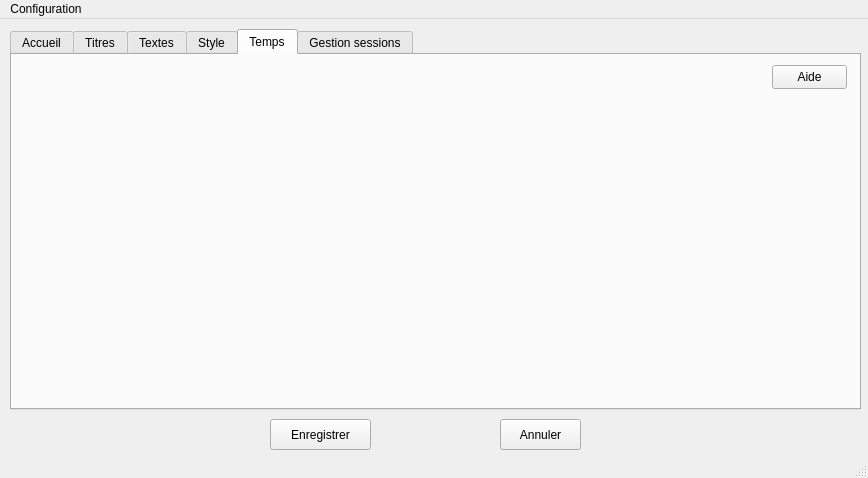
Qt form configuration.ui (impli-osx/session_manager) before a commit.
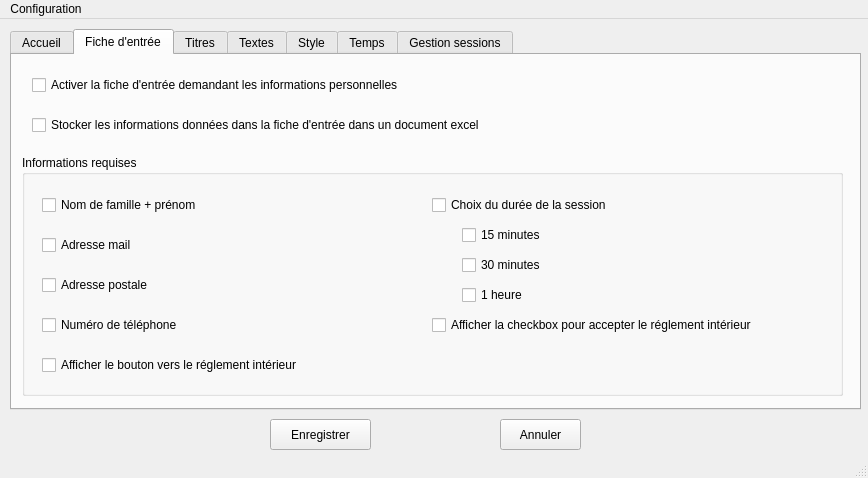
The same form after that commit. The open tabs and pages were chosen to show the change.

Commit message: Interface de configuration

```diff
--- a/configuration.ui
+++ b/configuration.ui
@@ -68,6 +68,229 @@
       <property name="text">
        <string>Le raccourci de démarrage a bien été créé.</string>
       </property>
+     </widget>
+     <widget class="QComboBox" name="comboBox">
+      <property name="geometry">
+       <rect>
+        <x>170</x>
+        <y>20</y>
+        <width>141</width>
+        <height>22</height>
+       </rect>
+      </property>
+     </widget>
+     <widget class="QLabel" name="user_session">
+      <property name="geometry">
+       <rect>
+        <x>20</x>
+        <y>20</y>
+        <width>151</width>
+        <height>16</height>
+       </rect>
+      </property>
+      <property name="text">
+       <string>Choix de l'utilisateur visé :</string>
+      </property>
+     </widget>
+     <widget class="QPushButton" name="gpupdate">
+      <property name="geometry">
+       <rect>
+        <x>20</x>
+        <y>140</y>
+        <width>301</width>
+        <height>24</height>
+       </rect>
+      </property>
+      <property name="text">
+       <string>Recharger les stratégies de groupe locales</string>
+      </property>
+     </widget>
+     <widget class="QLabel" name="retour_gpupdate">
+      <property name="geometry">
+       <rect>
+        <x>40</x>
+        <y>180</y>
+        <width>781</width>
+        <height>16</height>
+       </rect>
+      </property>
+      <property name="text">
+       <string>Résultat du rechargement des stratégies de groupe ...</string>
+      </property>
+     </widget>
+    </widget>
+    <widget class="QWidget" name="formulaire">
+     <attribute name="title">
+      <string>Fiche d'entrée</string>
+     </attribute>
+     <widget class="QCheckBox" name="activation_fiche">
+      <property name="geometry">
+       <rect>
+        <x>20</x>
+        <y>20</y>
+        <width>491</width>
+        <height>20</height>
+       </rect>
+      </property>
+      <property name="text">
+       <string>Activer la fiche d'entrée demandant les informations personnelles</string>
+      </property>
+     </widget>
+     <widget class="QCheckBox" name="log_fiche">
+      <property name="geometry">
+       <rect>
+        <x>20</x>
+        <y>60</y>
+        <width>491</width>
+        <height>20</height>
+       </rect>
+      </property>
+      <property name="text">
+       <string>Stocker les informations données dans la fiche d'entrée dans un document excel</string>
+      </property>
+     </widget>
+     <widget class="QGroupBox" name="Informations">
+      <property name="geometry">
+       <rect>
+        <x>10</x>
+        <y>100</y>
+        <width>821</width>
+        <height>241</height>
+       </rect>
+      </property>
+      <property name="title">
+       <string>Informations requises</string>
+      </property>
+      <widget class="QCheckBox" name="fiche_nom">
+       <property name="geometry">
+        <rect>
+         <x>20</x>
+         <y>40</y>
+         <width>181</width>
+         <height>20</height>
+        </rect>
+       </property>
+       <property name="text">
+        <string>Nom de famille + prénom</string>
+       </property>
+      </widget>
+      <widget class="QCheckBox" name="fiche_mail">
+       <property name="geometry">
+        <rect>
+         <x>20</x>
+         <y>80</y>
+         <width>221</width>
+         <height>20</height>
+        </rect>
+       </property>
+       <property name="text">
+        <string>Adresse mail</string>
+       </property>
+      </widget>
+      <widget class="QCheckBox" name="fiche_adresse">
+       <property name="geometry">
+        <rect>
+         <x>20</x>
+         <y>120</y>
+         <width>241</width>
+         <height>20</height>
+        </rect>
+       </property>
+       <property name="text">
+        <string>Adresse postale</string>
+       </property>
+      </widget>
+      <widget class="QCheckBox" name="fiche_telephone">
+       <property name="geometry">
+        <rect>
+         <x>20</x>
+         <y>160</y>
+         <width>241</width>
+         <height>20</height>
+        </rect>
+       </property>
+       <property name="text">
+        <string>Numéro de téléphone</string>
+       </property>
+      </widget>
+      <widget class="QCheckBox" name="fiche_duree_session">
+       <property name="geometry">
+        <rect>
+         <x>410</x>
+         <y>40</y>
+         <width>241</width>
+         <height>20</height>
+        </rect>
+       </property>
+       <property name="text">
+        <string>Choix du durée de la session</string>
+       </property>
+      </widget>
+      <widget class="QCheckBox" name="fiche_15min">
+       <property name="geometry">
+        <rect>
+         <x>440</x>
+         <y>70</y>
+         <width>221</width>
+         <height>20</height>
+        </rect>
+       </property>
+       <property name="text">
+        <string>15 minutes</string>
+       </property>
+      </widget>
+      <widget class="QCheckBox" name="fiche_30min">
+       <property name="geometry">
+        <rect>
+         <x>440</x>
+         <y>100</y>
+         <width>241</width>
+         <height>20</height>
+        </rect>
+       </property>
+       <property name="text">
+        <string>30 minutes</string>
+       </property>
+      </widget>
+      <widget class="QCheckBox" name="fiche_1h">
+       <property name="geometry">
+        <rect>
+         <x>440</x>
+         <y>130</y>
+         <width>231</width>
+         <height>20</height>
+        </rect>
+       </property>
+       <property name="text">
+        <string>1 heure</string>
+       </property>
+      </widget>
+      <widget class="QCheckBox" name="fiche_bouton_reglement">
+       <property name="geometry">
+        <rect>
+         <x>20</x>
+         <y>200</y>
+         <width>281</width>
+         <height>20</height>
+        </rect>
+       </property>
+       <property name="text">
+        <string>Afficher le bouton vers le réglement intérieur</string>
+       </property>
+      </widget>
+      <widget class="QCheckBox" name="fiche_reglement">
+       <property name="geometry">
+        <rect>
+         <x>410</x>
+         <y>160</y>
+         <width>351</width>
+         <height>20</height>
+        </rect>
+       </property>
+       <property name="text">
+        <string>Afficher la checkbox pour accepter le réglement intérieur</string>
+       </property>
+      </widget>
      </widget>
     </widget>
     <widget class="QWidget" name="titres">
```
Left out of the diff: 558 changed lines with no effect on the pictures. The commit also changes 1 other file.
